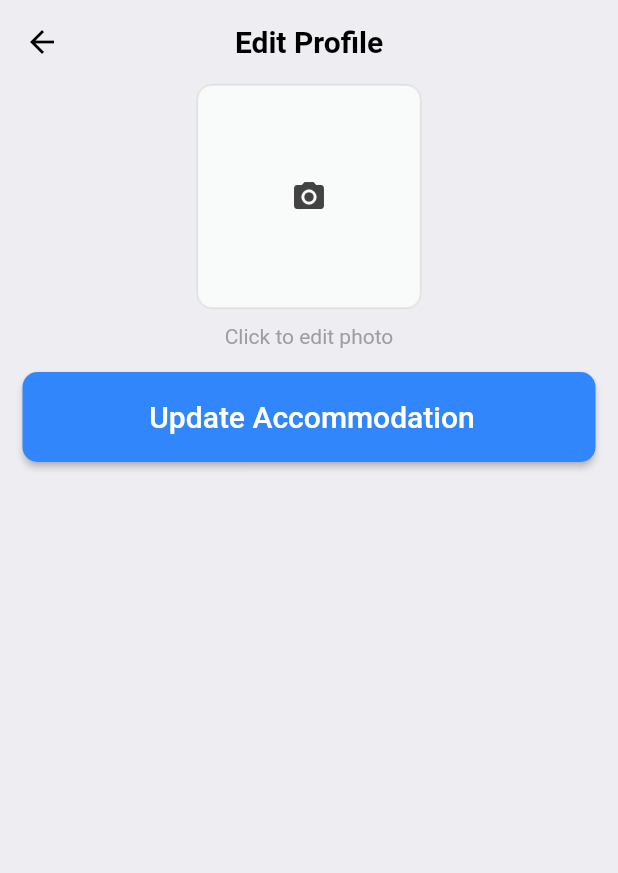
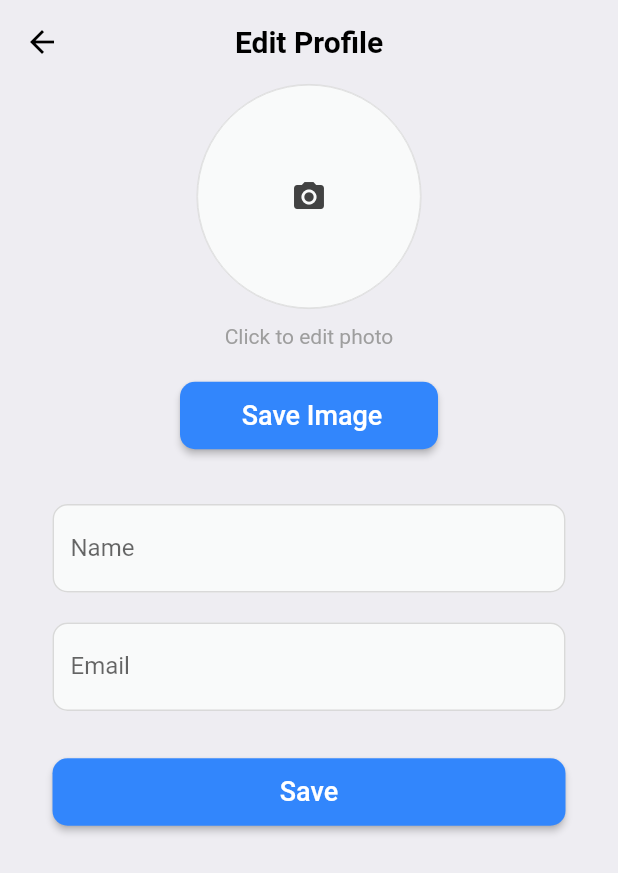
Before and after one commit to karojakubowska/nomadly, a Flutter app: the UserProfileScreen screen opened directly, after a tap on the "edit" icon, on a phone screen of 412 x 824 dp. Shown: the top 873 px of the screen. Run offline on Flutter 3.47's test engine with Material 2 defaults, Android fonts, the phone set to English and light mode, and no system bars; our stand-ins replace cached_network_image, cloud_firestore, firebase_auth, firebase_core, firebase_storage, flutter_riverpod and 6 more; accounts and stored records are empty; network calls fail; project files that could hold a hidden picture were left out.

Commit message:
Add some style - user profile and edit

```diff
--- a/lib/screens/update_userprofile_view.dart
+++ b/lib/screens/update_userprofile_view.dart
@@ -1,221 +1,4 @@
-// import 'package:cloud_firestore/cloud_firestore.dart';
-// import 'package:firebase_auth/firebase_auth.dart';
-// import 'package:firebase_storage/firebase_storage.dart';
-// import 'package:flutter/material.dart';
-// import 'package:google_fonts/google_fonts.dart';
-// import 'package:nomadly_app/utils/app_styles.dart';
-//
-// class EditProfilePage extends StatefulWidget {
-//   @override
-//   _EditProfilePageState createState() => _EditProfilePageState();
-// }
-//
-// class _EditProfilePageState extends State<EditProfilePage> {
-//   late String accountImage;
-//   late Stream<DocumentSnapshot> userStream;
-//   final nameController = TextEditingController();
-//   final emailController = TextEditingController();
-//
-//   void _updateUserProfile() async {
-//     final currentUser = FirebaseAuth.instance.currentUser;
-//
-//     if (currentUser != null) {
-//       try {
-//         await currentUser.updateDisplayName(nameController.text);
-//         await currentUser.updateEmail(emailController.text);
-//
-//         final uid = FirebaseAuth.instance.currentUser!.uid;
-//         var db = FirebaseFirestore.instance;
-//         db.collection("Users").doc(uid).update({
-//           'Name': nameController.text,
-//           'Email': emailController.text,
-//         });
-//
-//         nameController.text = currentUser.displayName ?? '';
-//         emailController.text = currentUser.email ?? '';
-//       } catch (e) {
-//         print('Error updating user profile: $e');
-//       }
-//     }
-//   }
-//
-//   @override
-//   void initState() {
-//     super.initState();
-//     final currentUser = FirebaseAuth.instance.currentUser;
-//     var db = FirebaseFirestore.instance;
-//     db.collection("Users").doc(currentUser?.uid).get().then((doc) {
-//       if (doc.exists) {
-//         nameController.text = doc['Name'];
-//         emailController.text = doc['Email'];
-//       }
-//     });
-//     userStream = FirebaseFirestore.instance
-//         .collection('Users')
-//         .doc(currentUser!.uid)
-//         .snapshots();
-//   }
-//
-//   @override
-//   Widget build(BuildContext context) {
-//     return Scaffold(
-//         backgroundColor: Styles.backgroundColor,
-//         appBar: AppBar(
-//           leading: IconButton(
-//             color: Colors.black,
-//             icon: Icon(Icons.arrow_back),
-//             onPressed: () {
-//               Navigator.of(context).popUntil((route) => route.isFirst);
-//             },
-//           ),
-//           title: Text(
-//             'Edit Profile',
-//             textAlign: TextAlign.center,
-//             style: GoogleFonts.roboto(
-//                 textStyle: TextStyle(
-//                     fontSize: 20.0,
-//                     height: 1.2,
-//                     color: Colors.black,
-//                     fontWeight: FontWeight.w700)),
-//           ),
-//           backgroundColor: Colors.transparent,
-//           elevation: 0,
-//           centerTitle: true,
-//         ),
-//         body: StreamBuilder<DocumentSnapshot>(
-//             stream: userStream,
-//             builder: (context, snapshot) {
-//               if (snapshot.connectionState == ConnectionState.waiting) {
-//                 return Center(child: CircularProgressIndicator());
-//               }
-//               final userDoc = snapshot.data!;
-//               final accountImage = userDoc.get('AccountImage');
-//               return Column(
-//                   mainAxisAlignment: MainAxisAlignment.start,
-//                   children: [
-//                     Padding(
-//                         padding: const EdgeInsets.all(25.0),
-//                         child: Expanded(
-//                             child: FutureBuilder(
-//                               future: FirebaseStorage.instance
-//                                   .refFromURL(accountImage)
-//                                   .getDownloadURL(),
-//                               builder: (BuildContext context, AsyncSnapshot<dynamic> snapshot) {
-//                                 if (snapshot.hasData) {
-//                                   return CircleAvatar(
-//                                     radius: 80.0,
-//                                     backgroundImage: NetworkImage(snapshot.data.toString()),
-//                                   );
-//                                 } else {
-//                                   return const Center(child: CircularProgressIndicator());
-//                                 }
-//                               },
-//                             ),
-//                         ),
-//                     ),
-//                 SizedBox(width: 30.0),
-//                 Padding(
-//                     padding: const EdgeInsets.symmetric(horizontal: 16.0),
-//                     child: Row(
-//                       mainAxisAlignment: MainAxisAlignment.spaceBetween,
-//                       children: [
-//                         Expanded(
-//                           child: Padding(
-//                             padding: EdgeInsets.symmetric(horizontal: 75.0),
-//                             child: ElevatedButton(
-//                               style: ElevatedButton.styleFrom(
-//                                 minimumSize: const Size.fromHeight(45),
-//                                 shape: RoundedRectangleBorder(
-//                                   borderRadius: BorderRadius.circular(25.0),
-//                                 ),
-//                                 backgroundColor:
-//                                     const Color.fromARGB(255, 50, 134, 252),
-//                               ),
-//                               onPressed: () {},
-//                               child: const Text('Edit Photo',
-//                                   style: TextStyle(
-//                                       fontSize: 16.0,
-//                                       height: 1.2,
-//                                       color: Colors.white,
-//                                       fontWeight: FontWeight.w500)),
-//                             ),
-//                           ),
-//                         ),
-//                       ],
-//                     )),
-//                 const SizedBox(
-//                   height: 20,
-//                 ),
-//                 Padding(
-//                   padding: const EdgeInsets.symmetric(horizontal: 20),
-//                   child: TextField(
-//                     controller: nameController,
-//                     cursorColor: Colors.white,
-//                     textInputAction: TextInputAction.next,
-//                     decoration: const InputDecoration(
-//                       labelText: 'Name',
-//                       enabledBorder: OutlineInputBorder(
-//                         borderRadius: BorderRadius.all(Radius.circular(10.0)),
-//                         borderSide: BorderSide(
-//                             width: 1,
-//                             color: Color.fromARGB(255, 217, 217, 217)),
-//                       ),
-//                       filled: true,
-//                       fillColor: Color.fromARGB(255, 249, 250, 250),
-//                     ),
-//                   ),
-//                 ),
-//                 const SizedBox(
-//                   height: 20,
-//                 ),
-//                 Padding(
-//                   padding: const EdgeInsets.symmetric(horizontal: 20),
-//                   child: TextField(
-//                     controller: emailController,
-//                     cursorColor: Colors.white,
-//                     textInputAction: TextInputAction.next,
-//                     decoration: const InputDecoration(
-//                       labelText: 'Email',
-//                       enabledBorder: OutlineInputBorder(
-//                         borderRadius: BorderRadius.all(Radius.circular(10.0)),
-//                         borderSide: BorderSide(
-//                             width: 1,
-//                             color: Color.fromARGB(255, 217, 217, 217)),
-//                       ),
-//                       filled: true,
-//                       fillColor: Color.fromARGB(255, 249, 250, 250),
-//                     ),
-//                   ),
-//                 ),
-//                 const SizedBox(
-//                   height: 30,
-//                 ),
-//                 Padding(
-//                   padding: EdgeInsets.symmetric(horizontal: 20.0),
-//                   child: ElevatedButton(
-//                     style: ElevatedButton.styleFrom(
-//                       minimumSize: const Size.fromHeight(55),
-//                       shape: RoundedRectangleBorder(
-//                         borderRadius: BorderRadius.circular(20.0),
-//                       ),
-//                       backgroundColor: const Color.fromARGB(255, 50, 134, 252),
-//                     ),
-//                     onPressed: _updateUserProfile,
-//                     child: const Text('Save',
-//                         style: TextStyle(
-//                             fontSize: 18.0,
-//                             height: 1.2,
-//                             color: Colors.white,
-//                             fontWeight: FontWeight.w500)),
-//                   ),
-//                 )
-//               ]);
-//             }));
-//   }
-// }
-
 import 'dart:io';
-
 import 'package:cloud_firestore/cloud_firestore.dart';
 import 'package:firebase_auth/firebase_auth.dart';
 import 'package:firebase_storage/firebase_storage.dart';
@@ -223,19 +6,8 @@ import 'package:flutter/material.dart';
 import 'package:google_fonts/google_fonts.dart';
 import 'package:image_picker/image_picker.dart';
 import 'package:nomadly_app/utils/app_styles.dart';
-import 'package:firebase_auth/firebase_auth.dart';
-import 'package:firebase_storage/firebase_storage.dart';
-import 'package:flutter/gestures.dart';
-import 'package:flutter/material.dart';
-import 'package:cloud_firestore/cloud_firestore.dart';
-import 'package:google_fonts/google_fonts.dart';
-import 'package:nomadly_app/models/Accomodation.dart';
-import 'package:nomadly_app/utils/app_styles.dart';
-import 'dart:io';
 import 'package:firebase_storage/firebase_storage.dart' as firebase_storage;
-import 'package:image_picker/image_picker.dart';
 import 'package:path/path.dart';
-import 'package:intl/intl.dart';
 import 'package:uuid/uuid.dart';
 
 class EditProfilePage extends StatefulWidget {
@@ -249,8 +21,7 @@ class EditProfilePage extends StatefulWidget {
 }
 
 class _EditProfilePageState extends State<EditProfilePage> {
-  CollectionReference user =
-      FirebaseFirestore.instance.collection('Users');
+  CollectionReference user = FirebaseFirestore.instance.collection('Users');
 
   File? _photo;
   final ImagePicker _picker = ImagePicker();
@@ -263,21 +34,51 @@ class _EditProfilePageState extends State<EditProfilePage> {
   late Stream<DocumentSnapshot> userStream;
   late String accountImage;
 
+  final nameController = TextEditingController();
+  final emailController = TextEditingController();
+
+  void _updateUserProfile() async {
+    final currentUser = FirebaseAuth.instance.currentUser;
+
+    if (currentUser != null) {
+      try {
+        await currentUser.updateDisplayName(nameController.text);
+        await currentUser.updateEmail(emailController.text);
+
+        final uid = FirebaseAuth.instance.currentUser!.uid;
+        var db = FirebaseFirestore.instance;
+        db.collection("Users").doc(uid).update({
+          'Name': nameController.text,
+          'Email': emailController.text,
+        });
+
+        nameController.text = currentUser.displayName ?? '';
+        emailController.text = currentUser.email ?? '';
+      } catch (e) {
+        print('Error updating user profile: $e');
+      }
+    }
+  }
 
   @override
   void initState() {
     super.initState();
-    // final currentUser = FirebaseAuth.instance.currentUser;
-    // userStream = FirebaseFirestore.instance
-    //     .collection('Users')
-    //     .doc(currentUser!.uid)
-    //     .snapshots();
-    //
-    // accountImage = userStream.get('AccountImage');
+
+    final currentUser = FirebaseAuth.instance.currentUser;
+    var db = FirebaseFirestore.instance;
+    db.collection("Users").doc(currentUser?.uid).get().then((doc) {
+      if (doc.exists) {
+        nameController.text = doc['Name'];
+        emailController.text = doc['Email'];
+      }
+    });
+    userStream = FirebaseFirestore.instance
+        .collection('Users')
+        .doc(currentUser!.uid)
+        .snapshots();
 
     FirebaseStorage storage = FirebaseStorage.instance;
-    Reference ref =
-        storage.refFromURL(widget.image);
+    Reference ref = storage.refFromURL(widget.image);
     ref.getDownloadURL().then((value) {
       setState(() {
         _photoUrl = value;
@@ -355,9 +156,8 @@ class _EditProfilePageState extends State<EditProfilePage> {
     final destination = uniqueFileName;
 
     try {
-        final ref = firebase_storage.FirebaseStorage.instance
-            .ref(destination)
-            .child('');
+      final ref =
+          firebase_storage.FirebaseStorage.instance.ref(destination).child('');
       await ref.putFile(_photo!);
       imageURL = ("gs://nomady-ae4b6.appspot.com/" + destination.toString())
           .toString();
@@ -371,7 +171,6 @@ class _EditProfilePageState extends State<EditProfilePage> {
       'AccountImage': imageURL.toString(),
     }).then((value) => print("DocumentSnapshot successfully updated!"),
         onError: (e) => print("Error updating document $e"));
-
   }
 
   @override
@@ -407,6 +206,7 @@ class _EditProfilePageState extends State<EditProfilePage> {
                   child: Column(children: <Widget>[
                 Padding(
                   padding: EdgeInsets.only(top: 0.0),
+                  //padding: EdgeInsets.all(15.0),
                   child: GestureDetector(
                     onTap: () {
                       _showPicker(context);
@@ -416,7 +216,7 @@ class _EditProfilePageState extends State<EditProfilePage> {
                       height: 150,
                       decoration: BoxDecoration(
                         color: Color.fromARGB(255, 249, 250, 250),
-                        borderRadius: BorderRadius.all(Radius.circular(10)),
+                        borderRadius: BorderRadius.all(Radius.circular(100)),
                         border: Border.all(
                           color: Color.fromARGB(255, 217, 217, 217),
                           width: 0.5,
@@ -425,7 +225,7 @@ class _EditProfilePageState extends State<EditProfilePage> {
                       child: _photo != null
                           ? ClipRRect(
                               borderRadius:
-                                  BorderRadius.all(Radius.circular(10)),
+                                  BorderRadius.all(Radius.circular(100)),
                               child: Image.file(
                                 _photo!,
                                 width: 150,
@@ -436,7 +236,7 @@ class _EditProfilePageState extends State<EditProfilePage> {
                           : _photoUrl.isNotEmpty
                               ? ClipRRect(
                                   borderRadius:
-                                      BorderRadius.all(Radius.circular(10)),
+                                      BorderRadius.all(Radius.circular(100)),
                                   child: Image.network(
                                     _photoUrl,
                                     fit: BoxFit.cover,
@@ -445,7 +245,7 @@ class _EditProfilePageState extends State<EditProfilePage> {
                                   decoration: BoxDecoration(
                                     color: Color.fromARGB(255, 249, 250, 250),
                                     borderRadius:
-                                        BorderRadius.all(Radius.circular(10)),
+                                        BorderRadius.all(Radius.circular(100)),
                                     border: Border.all(
                                       color: Color.fromARGB(255, 217, 217, 217),
                                       width: 0.5,
@@ -481,11 +281,14 @@ class _EditProfilePageState extends State<EditProfilePage> {
                     ),
                   ],
                 ),
+                const SizedBox(
+                  height: 20,
+                ),
                 Padding(
-                      padding: EdgeInsets.all(15.0),
+                  padding: EdgeInsets.symmetric(horizontal: 120.0),
                   child: ElevatedButton.icon(
                     style: ElevatedButton.styleFrom(
-                            minimumSize: const Size.fromHeight(60),
+                        minimumSize: const Size.fromHeight(45),
                         shape: RoundedRectangleBorder(
                             borderRadius: BorderRadius.circular(10.0)),
                         backgroundColor:
@@ -494,10 +297,107 @@ class _EditProfilePageState extends State<EditProfilePage> {
                       updateImage(widget.id, pickedFile);
                     },
                     icon: const Icon(Icons.lock_open, size: 0),
-                        label: const Text('Update Accommodation',
-                            style: TextStyle(fontSize: 20)),
+                    label: const Text('Save Image',
+                        style: TextStyle(
+                            fontSize: 18.0,
+                            height: 1.2,
+                            color: Colors.white,
+                            fontWeight: FontWeight.w500)),
                   ),
                 ),
+                Padding(
+                    padding: EdgeInsets.all(15.0),
+                    child: StreamBuilder<DocumentSnapshot>(
+                        stream: userStream,
+                        builder: (context, snapshot) {
+                          if (snapshot.connectionState ==
+                              ConnectionState.waiting) {
+                            return Center(child: CircularProgressIndicator());
+                          }
+                          final userDoc = snapshot.data!;
+                          final accountImage = userDoc.get('AccountImage');
+                          return Column(
+                              mainAxisAlignment: MainAxisAlignment.start,
+                              children: [
+                                const SizedBox(
+                                  height: 20,
+                                ),
+                                Padding(
+                                  padding: const EdgeInsets.symmetric(
+                                      horizontal: 20),
+                                  child: TextField(
+                                    controller: nameController,
+                                    cursorColor: Colors.white,
+                                    textInputAction: TextInputAction.next,
+                                    decoration: const InputDecoration(
+                                      labelText: 'Name',
+                                      enabledBorder: OutlineInputBorder(
+                                        borderRadius: BorderRadius.all(
+                                            Radius.circular(10.0)),
+                                        borderSide: BorderSide(
+                                            width: 1,
+                                            color: Color.fromARGB(
+                                                255, 217, 217, 217)),
+                                      ),
+                                      filled: true,
+                                      fillColor:
+                                          Color.fromARGB(255, 249, 250, 250),
+                                    ),
+                                  ),
+                                ),
+                                const SizedBox(
+                                  height: 20,
+                                ),
+                                Padding(
+                                  padding: const EdgeInsets.symmetric(
+                                      horizontal: 20),
+                                  child: TextField(
+                                    controller: emailController,
+                                    cursorColor: Colors.white,
+                                    textInputAction: TextInputAction.next,
+                                    decoration: const InputDecoration(
+                                      labelText: 'Email',
+                                      enabledBorder: OutlineInputBorder(
+                                        borderRadius: BorderRadius.all(
+                                            Radius.circular(10.0)),
+                                        borderSide: BorderSide(
+                                            width: 1,
+                                            color: Color.fromARGB(
+                                                255, 217, 217, 217)),
+                                      ),
+                                      filled: true,
+                                      fillColor:
+                                          Color.fromARGB(255, 249, 250, 250),
+                                    ),
+                                  ),
+                                ),
+                                const SizedBox(
+                                  height: 30,
+                                ),
+                                Padding(
+                                  padding:
+                                      EdgeInsets.symmetric(horizontal: 20.0),
+                                  child: ElevatedButton(
+                                    style: ElevatedButton.styleFrom(
+                                      minimumSize: const Size.fromHeight(45),
+                                      shape: RoundedRectangleBorder(
+                                        borderRadius:
+                                            BorderRadius.circular(10.0),
+                                      ),
+                                      backgroundColor: const Color.fromARGB(
+                                          255, 50, 134, 252),
+                                    ),
+                                    onPressed: _updateUserProfile,
+                                    child: const Text('Save',
+                                        style: TextStyle(
+                                            fontSize: 18.0,
+                                            height: 1.2,
+                                            color: Colors.white,
+                                            fontWeight: FontWeight.w500)),
+                                  ),
+                                )
+                              ]);
+                        }))
               ]))
             ]));
   }
--- a/lib/screens/userprofile_view.dart
+++ b/lib/screens/userprofile_view.dart
@@ -197,7 +197,7 @@ class _UserProfileScreenState extends State<UserProfileScreen> {
                           style: ElevatedButton.styleFrom(
                             minimumSize: const Size.fromHeight(55),
                             shape: RoundedRectangleBorder(
-                              borderRadius: BorderRadius.circular(25.0),
+                              borderRadius: BorderRadius.circular(10.0),
                             ),
                             backgroundColor:
                                 const Color.fromARGB(255, 50, 134, 252),
@@ -235,7 +235,7 @@ class _UserProfileScreenState extends State<UserProfileScreen> {
         child: Container(
           decoration: BoxDecoration(
             color: Colors.white,
-            borderRadius: BorderRadius.circular(25.0),
+            borderRadius: BorderRadius.circular(10.0),
             boxShadow: [
               BoxShadow(
                 color: Colors.grey.withOpacity(0.1),
```
Lines whose indentation alone changed are shown as unchanged.
